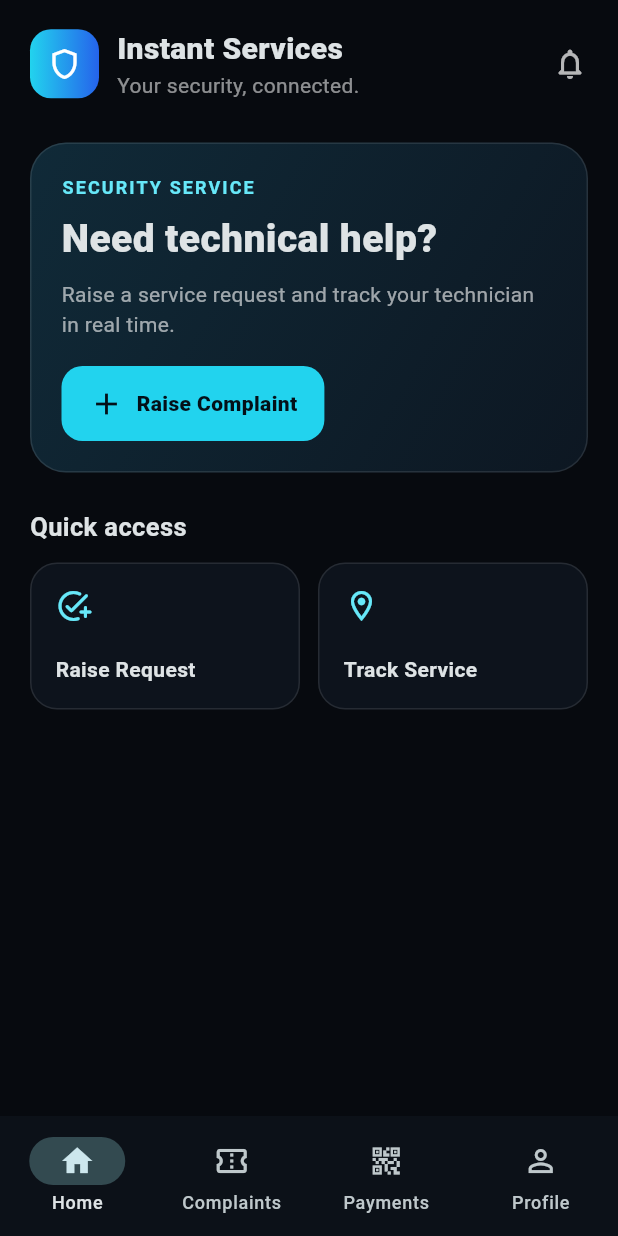
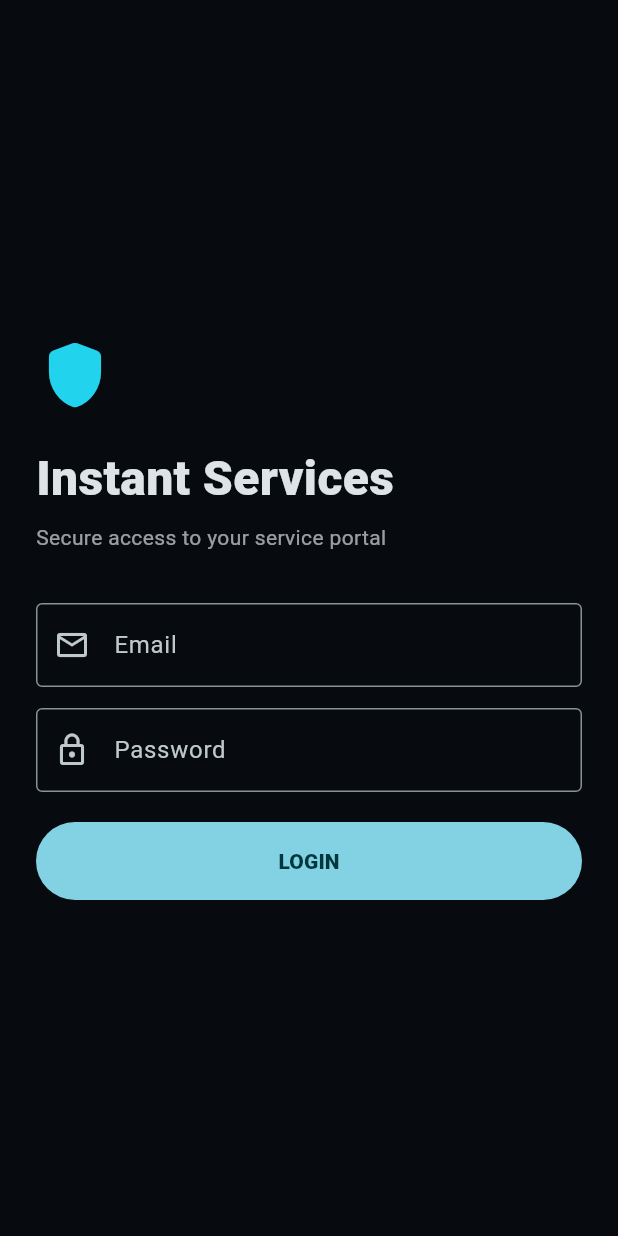
Before and after one commit to soham855/unique-market-service, a Flutter app: the screen it shows after launch, on a phone screen of 412 x 824 dp. Run offline on Flutter 3.47's test engine with Material 3 defaults, Android fonts, the light colour scheme and no system bars; our stand-ins replace supabase_flutter; accounts and stored records are empty.

Commit message:
Connect Flutter app login and role-based Supabase dashboard

```diff
--- a/flutter_app/lib/main.dart
+++ b/flutter_app/lib/main.dart
@@ -1,157 +1,110 @@
 import 'package:flutter/material.dart';
+import 'package:supabase_flutter/supabase_flutter.dart';
+import 'config/supabase_config.dart';
+import 'services/auth_service.dart';
 
-void main() {
+Future<void> main() async {
+  WidgetsFlutterBinding.ensureInitialized();
+  if (SupabaseConfig.isConfigured) {
+    await Supabase.initialize(url: SupabaseConfig.url, anonKey: SupabaseConfig.anonKey);
+  }
   runApp(const InstantServicesApp());
 }
 
 class InstantServicesApp extends StatelessWidget {
   const InstantServicesApp({super.key});
+  @override
+  Widget build(BuildContext context) => MaterialApp(
+    debugShowCheckedModeBanner: false,
+    title: 'Instant Services for Your Security',
+    theme: ThemeData(brightness: Brightness.dark, scaffoldBackgroundColor: const Color(0xFF070A0F), colorScheme: ColorScheme.fromSeed(seedColor: const Color(0xFF22D3EE), brightness: Brightness.dark), useMaterial3: true),
+    home: const AuthGate(),
+  );
+}
 
+class AuthGate extends StatelessWidget {
+  const AuthGate({super.key});
   @override
   Widget build(BuildContext context) {
-    return MaterialApp(
-      debugShowCheckedModeBanner: false,
-      title: 'Instant Services for Your Security',
-      theme: ThemeData(
-        brightness: Brightness.dark,
-        scaffoldBackgroundColor: const Color(0xFF070A0F),
-        colorScheme: ColorScheme.fromSeed(
-          seedColor: const Color(0xFF22D3EE),
-          brightness: Brightness.dark,
-        ),
-        useMaterial3: true,
-      ),
-      home: const AppHome(),
-    );
+    if (!SupabaseConfig.isConfigured) return const LoginPage();
+    final session = Supabase.instance.client.auth.currentSession;
+    return session == null ? const LoginPage() : const RoleGate();
   }
 }
 
-class AppHome extends StatefulWidget {
-  const AppHome({super.key});
-
+class LoginPage extends StatefulWidget {
+  const LoginPage({super.key});
+  @override State<LoginPage> createState() => _LoginPageState();
+}
+class _LoginPageState extends State<LoginPage> {
+  final email = TextEditingController();
+  final password = TextEditingController();
+  bool loading = false;
+  String? error;
+  Future<void> login() async {
+    setState(() { loading = true; error = null; });
+    try {
+      if (!SupabaseConfig.isConfigured) throw Exception('Supabase is not configured. Build with SUPABASE_ANON_KEY.');
+      await AuthService(Supabase.instance.client).signIn(email: email.text, password: password.text);
+      if (mounted) Navigator.of(context).pushReplacement(MaterialPageRoute(builder: (_) => const RoleGate()));
+    } on AuthException catch (e) { setState(() => error = e.message); }
+    catch (e) { setState(() => error = e.toString().replaceFirst('Exception: ', '')); }
+    finally { if (mounted) setState(() => loading = false); }
+  }
   @override
-  State<AppHome> createState() => _AppHomeState();
+  Widget build(BuildContext context) => Scaffold(body: Center(child: SingleChildScrollView(padding: const EdgeInsets.all(24), child: ConstrainedBox(constraints: const BoxConstraints(maxWidth: 430), child: Column(crossAxisAlignment: CrossAxisAlignment.start, children: [
+    const Icon(Icons.shield_rounded, size: 52, color: Color(0xFF22D3EE)),
+    const SizedBox(height: 20), const Text('Instant Services', style: TextStyle(fontSize: 32, fontWeight: FontWeight.w900)),
+    const SizedBox(height: 6), const Text('Secure access to your service portal', style: TextStyle(color: Colors.white60)),
+    const SizedBox(height: 34),
+    TextField(controller: email, keyboardType: TextInputType.emailAddress, decoration: const InputDecoration(labelText: 'Email', prefixIcon: Icon(Icons.email_outlined), border: OutlineInputBorder())),
+    const SizedBox(height: 14), TextField(controller: password, obscureText: true, decoration: const InputDecoration(labelText: 'Password', prefixIcon: Icon(Icons.lock_outline), border: OutlineInputBorder())),
+    if (error != null) ...[const SizedBox(height: 12), Text(error!, style: const TextStyle(color: Colors.redAccent))],
+    const SizedBox(height: 20), SizedBox(width: double.infinity, height: 52, child: FilledButton(onPressed: loading ? null : login, child: loading ? const CircularProgressIndicator() : const Text('LOGIN', style: TextStyle(fontWeight: FontWeight.w800)))),
+  ]))));
 }
 
-class _AppHomeState extends State<AppHome> {
-  int index = 0;
-
-  @override
-  Widget build(BuildContext context) {
-    final pages = [
-      const HomePage(),
-      const Center(child: Text('Complaints', style: TextStyle(fontSize: 22))),
-      const Center(child: Text('Payments', style: TextStyle(fontSize: 22))),
-      const Center(child: Text('Profile', style: TextStyle(fontSize: 22))),
-    ];
-
-    return Scaffold(
-      body: SafeArea(child: pages[index]),
-      bottomNavigationBar: NavigationBar(
-        selectedIndex: index,
-        onDestinationSelected: (value) => setState(() => index = value),
-        backgroundColor: const Color(0xFF0C1118),
-        destinations: const [
-          NavigationDestination(icon: Icon(Icons.home_outlined), selectedIcon: Icon(Icons.home), label: 'Home'),
-          NavigationDestination(icon: Icon(Icons.confirmation_number_outlined), selectedIcon: Icon(Icons.confirmation_number), label: 'Complaints'),
-          NavigationDestination(icon: Icon(Icons.qr_code_2_outlined), selectedIcon: Icon(Icons.qr_code_2), label: 'Payments'),
-          NavigationDestination(icon: Icon(Icons.person_outline), selectedIcon: Icon(Icons.person), label: 'Profile'),
-        ],
-      ),
-    );
+class RoleGate extends StatefulWidget {
+  const RoleGate({super.key});
+  @override State<RoleGate> createState() => _RoleGateState();
+}
+class _RoleGateState extends State<RoleGate> {
+  String? role; String? error;
+  @override void initState() { super.initState(); resolve(); }
+  Future<void> resolve() async {
+    try {
+      final user = Supabase.instance.client.auth.currentUser;
+      if (user == null) { if (mounted) Navigator.of(context).pushReplacement(MaterialPageRoute(builder: (_) => const LoginPage())); return; }
+      final r = await AuthService(Supabase.instance.client).resolveRole(user.id);
+      if (mounted) setState(() => role = r ?? 'customer');
+    } catch (e) { if (mounted) setState(() => error = e.toString()); }
+  }
+  @override Widget build(BuildContext context) {
+    if (error != null) return Scaffold(body: Center(child: Padding(padding: const EdgeInsets.all(24), child: Text(error!))));
+    if (role == null) return const Scaffold(body: Center(child: CircularProgressIndicator()));
+    if (role == 'admin') return const RoleHome(title: 'Admin Dashboard', icon: Icons.admin_panel_settings_rounded);
+    if (role == 'technician') return const RoleHome(title: 'Technician Portal', icon: Icons.engineering_rounded);
+    return const RoleHome(title: 'Customer Dashboard', icon: Icons.person_rounded);
   }
 }
 
-class HomePage extends StatelessWidget {
-  const HomePage({super.key});
-
-  @override
-  Widget build(BuildContext context) {
-    return ListView(
-      padding: const EdgeInsets.fromLTRB(20, 18, 20, 24),
-      children: [
-        Row(
-          children: [
-            Container(
-              width: 46,
-              height: 46,
-              decoration: BoxDecoration(
-                borderRadius: BorderRadius.circular(14),
-                gradient: const LinearGradient(colors: [Color(0xFF22D3EE), Color(0xFF2563EB)]),
-              ),
-              child: const Icon(Icons.shield_outlined, color: Colors.white),
-            ),
-            const SizedBox(width: 12),
-            const Expanded(
-              child: Column(
-                crossAxisAlignment: CrossAxisAlignment.start,
-                children: [
-                  Text('Instant Services', style: TextStyle(fontSize: 20, fontWeight: FontWeight.w800)),
-                  Text('Your security, connected.', style: TextStyle(color: Colors.white54)),
-                ],
-              ),
-            ),
-            const Icon(Icons.notifications_none_rounded, color: Colors.white70),
-          ],
-        ),
-        const SizedBox(height: 28),
-        Container(
-          padding: const EdgeInsets.all(20),
-          decoration: BoxDecoration(
-            borderRadius: BorderRadius.circular(24),
-            gradient: const LinearGradient(
-              begin: Alignment.topLeft,
-              end: Alignment.bottomRight,
-              colors: [Color(0xFF102A38), Color(0xFF0D1722)],
-            ),
-            border: Border.all(color: Colors.white10),
-          ),
-          child: const Column(
-            crossAxisAlignment: CrossAxisAlignment.start,
-            children: [
-              Text('SECURITY SERVICE', style: TextStyle(color: Color(0xFF67E8F9), fontSize: 12, fontWeight: FontWeight.w700, letterSpacing: 1.4)),
-              SizedBox(height: 8),
-              Text('Need technical help?', style: TextStyle(fontSize: 26, fontWeight: FontWeight.w800)),
-              SizedBox(height: 8),
-              Text('Raise a service request and track your technician in real time.', style: TextStyle(color: Colors.white60, height: 1.4)),
-              SizedBox(height: 18),
-              _PrimaryButton(),
-            ],
-          ),
-        ),
-        const SizedBox(height: 24),
-        const Text('Quick access', style: TextStyle(fontSize: 17, fontWeight: FontWeight.w700)),
-        const SizedBox(height: 12),
-        const Row(
-          children: [
-            Expanded(child: _QuickCard(icon: Icons.add_task_rounded, title: 'Raise Request')),
-            SizedBox(width: 12),
-            Expanded(child: _QuickCard(icon: Icons.location_on_outlined, title: 'Track Service')),
-          ],
-        ),
-      ],
-    );
-  }
-}
-
-class _PrimaryButton extends StatelessWidget {
-  const _PrimaryButton();
-  @override
-  Widget build(BuildContext context) => Container(
-    padding: const EdgeInsets.symmetric(horizontal: 18, vertical: 13),
-    decoration: BoxDecoration(borderRadius: BorderRadius.circular(14), color: const Color(0xFF22D3EE)),
-    child: const Row(mainAxisSize: MainAxisSize.min, children: [Icon(Icons.add, color: Color(0xFF031018)), SizedBox(width: 8), Text('Raise Complaint', style: TextStyle(color: Color(0xFF031018), fontWeight: FontWeight.w800))]),
+class RoleHome extends StatelessWidget {
+  final String title; final IconData icon;
+  const RoleHome({super.key, required this.title, required this.icon});
+  Future<void> logout(BuildContext context) async { await Supabase.instance.client.auth.signOut(); if (context.mounted) Navigator.of(context).pushAndRemoveUntil(MaterialPageRoute(builder: (_) => const LoginPage()), (_) => false); }
+  @override Widget build(BuildContext context) => Scaffold(
+    appBar: AppBar(title: Text(title, style: const TextStyle(fontWeight: FontWeight.w800)), actions: [IconButton(onPressed: () => logout(context), icon: const Icon(Icons.logout))]),
+    body: ListView(padding: const EdgeInsets.all(20), children: [
+      Container(padding: const EdgeInsets.all(22), decoration: BoxDecoration(borderRadius: BorderRadius.circular(24), gradient: const LinearGradient(colors: [Color(0xFF102A38), Color(0xFF0D1722)]), border: Border.all(color: Colors.white10)), child: Column(crossAxisAlignment: CrossAxisAlignment.start, children: [Icon(icon, color: const Color(0xFF67E8F9), size: 36), const SizedBox(height: 16), Text(title, style: const TextStyle(fontSize: 26, fontWeight: FontWeight.w900)), const SizedBox(height: 8), const Text('Connected to Unique Market Service backend.', style: TextStyle(color: Colors.white60))]),
+      const SizedBox(height: 18),
+      const _ActionCard(icon: Icons.confirmation_number_outlined, title: 'Complaints', subtitle: 'Raise and track service complaints'),
+      const _ActionCard(icon: Icons.payments_outlined, title: 'Payments', subtitle: 'View payment and UTR status'),
+      const _ActionCard(icon: Icons.person_outline, title: 'Profile', subtitle: 'View your account details'),
+    ]),
   );
 }
-
-class _QuickCard extends StatelessWidget {
-  final IconData icon;
-  final String title;
-  const _QuickCard({required this.icon, required this.title});
-  @override
-  Widget build(BuildContext context) => Container(
-    padding: const EdgeInsets.all(16),
-    decoration: BoxDecoration(color: const Color(0xFF0D131C), borderRadius: BorderRadius.circular(18), border: Border.all(color: Colors.white10)),
-    child: Column(crossAxisAlignment: CrossAxisAlignment.start, children: [Icon(icon, color: const Color(0xFF67E8F9)), const SizedBox(height: 20), Text(title, style: const TextStyle(fontWeight: FontWeight.w700))]),
-  );
+class _ActionCard extends StatelessWidget {
+  final IconData icon; final String title, subtitle;
+  const _ActionCard({required this.icon, required this.title, required this.subtitle});
+  @override Widget build(BuildContext context) => Card(color: const Color(0xFF0D131C), child: ListTile(contentPadding: const EdgeInsets.all(10), leading: CircleAvatar(backgroundColor: const Color(0xFF12313B), child: Icon(icon, color: const Color(0xFF67E8F9))), title: Text(title, style: const TextStyle(fontWeight: FontWeight.w800)), subtitle: Text(subtitle, style: const TextStyle(color: Colors.white54))));
 }
```
